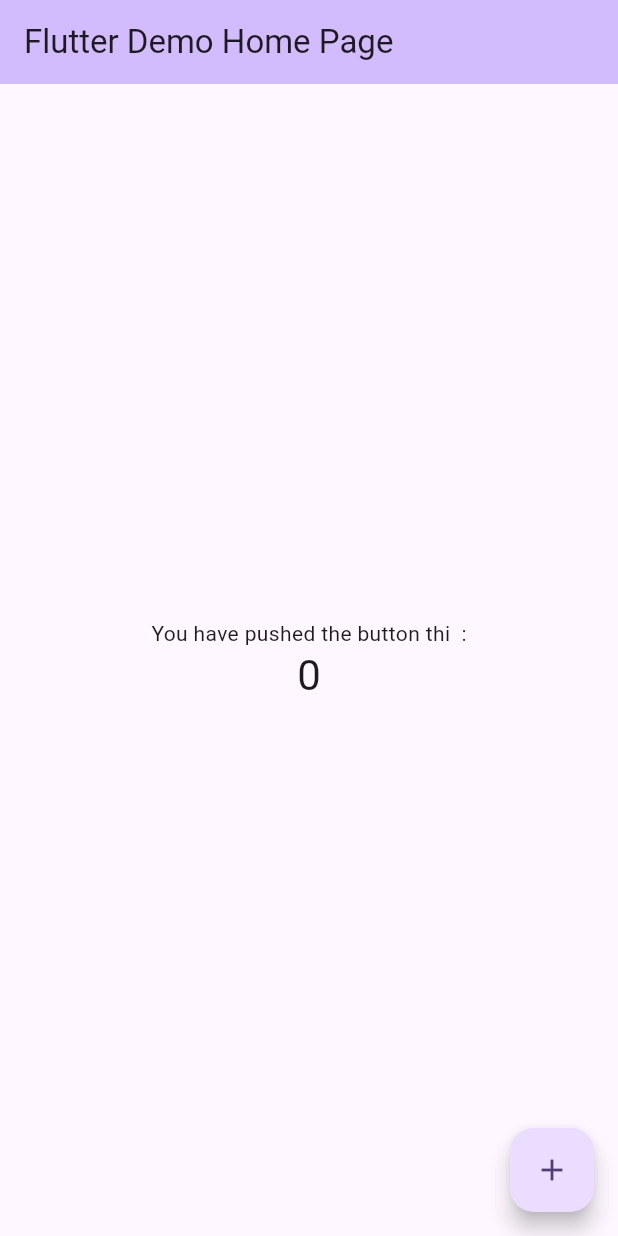
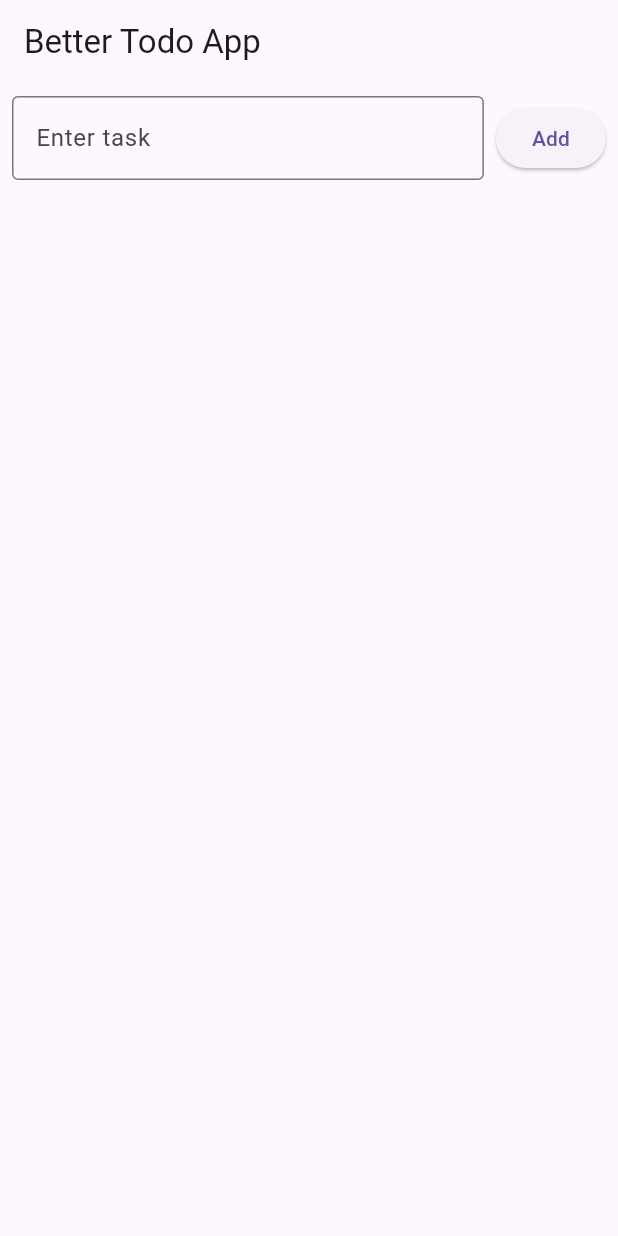
Before and after one commit to Sujan29k/First_Flutter, a Flutter app: the screen it shows after launch, on a phone screen of 412 x 824 dp. Run offline on Flutter 3.47's test engine with Material 3 defaults, Android fonts, the phone set to English and light mode, and no system bars; our stand-ins replace shared_preferences.

Commit message:
made the app todo

```diff
--- a/lib/main.dart
+++ b/lib/main.dart
@@ -1,122 +1,161 @@
 import 'package:flutter/material.dart';
+// ignore: depend_on_referenced_packages
+import 'package:shared_preferences/shared_preferences.dart';
+import 'dart:convert';
 
 void main() {
-  runApp(const MyApp());
+  runApp(const TodoApp());
 }
 
-class MyApp extends StatelessWidget {
-  const MyApp({super.key});
+// Model for Todo
+class Todo {
+  String title;
+  bool isDone;
 
-  // This widget is the root of your application.
+  Todo({required this.title, this.isDone = false});
+
+  // Convert Todo to Map for storage
+  Map<String, dynamic> toMap() {
+    return {'title': title, 'isDone': isDone};
+  }
+
+  // Convert Map back to Todo
+  factory Todo.fromMap(Map<String, dynamic> map) {
+    return Todo(title: map['title'], isDone: map['isDone']);
+  }
+}
+
+class TodoApp extends StatelessWidget {
+  const TodoApp({super.key});
+
   @override
   Widget build(BuildContext context) {
     return MaterialApp(
-      title: 'Flutter Demo',
-      theme: ThemeData(
-        // This is the theme of your application.
-        //
-        // TRY THIS: Try running your application with "flutter run". You'll see
-        // the application has a purple toolbar. Then, without quitting the app,
-        // try changing the seedColor in the colorScheme below to Colors.green
-        // and then invoke "hot reload" (save your changes or press the "hot
-        // reload" button in a Flutter-supported IDE, or press "r" if you used
-        // the command line to start the app).
-        //
-        // Notice that the counter didn't reset back to zero; the application
-        // state is not lost during the reload. To reset the state, use hot
-        // restart instead.
-        //
-        // This works for code too, not just values: Most code changes can be
-        // tested with just a hot reload.
-        colorScheme: ColorScheme.fromSeed(seedColor: Colors.deepPurple),
-      ),
-      home: const MyHomePage(title: 'Flutter Demo Home Page'),
+      title: 'Better Todo App',
+      theme: ThemeData(primarySwatch: Colors.blue),
+      home: const TodoHomePage(),
     );
   }
 }
 
-class MyHomePage extends StatefulWidget {
-  const MyHomePage({super.key, required this.title});
-
-  // This widget is the home page of your application. It is stateful, meaning
-  // that it has a State object (defined below) that contains fields that affect
-  // how it looks.
-
-  // This class is the configuration for the state. It holds the values (in this
-  // case the title) provided by the parent (in this case the App widget) and
-  // used by the build method of the State. Fields in a Widget subclass are
-  // always marked "final".
-
-  final String title;
+class TodoHomePage extends StatefulWidget {
+  const TodoHomePage({super.key});
 
   @override
-  State<MyHomePage> createState() => _MyHomePageState();
+  State<TodoHomePage> createState() => _TodoHomePageState();
 }
 
-class _MyHomePageState extends State<MyHomePage> {
-  int _counter = 0;
+class _TodoHomePageState extends State<TodoHomePage> {
+  final List<Todo> _todos = [];
+  final TextEditingController _controller = TextEditingController();
 
-  void _incrementCounter() {
+  @override
+  void initState() {
+    super.initState();
+    _loadTodos(); // Load saved tasks on start
+  }
+
+  // Load todos from SharedPreferences
+  Future<void> _loadTodos() async {
+    final prefs = await SharedPreferences.getInstance();
+    final String? todosString = prefs.getString('todos');
+    if (todosString != null) {
+      final List decoded = jsonDecode(todosString);
+      setState(() {
+        _todos.clear();
+        _todos.addAll(decoded.map((e) => Todo.fromMap(e)));
+      });
+    }
+  }
+
+  // Save todos to SharedPreferences
+  Future<void> _saveTodos() async {
+    final prefs = await SharedPreferences.getInstance();
+    final String encoded = jsonEncode(
+      _todos.map((todo) => todo.toMap()).toList(),
+    );
+    await prefs.setString('todos', encoded);
+  }
+
+  void _addTodo() {
+    if (_controller.text.isNotEmpty) {
+      setState(() {
+        _todos.add(Todo(title: _controller.text));
+        _controller.clear();
+        _saveTodos();
+      });
+    }
+  }
+
+  void _removeTodoAt(int index) {
     setState(() {
-      // This call to setState tells the Flutter framework that something has
-      // changed in this State, which causes it to rerun the build method below
-      // so that the display can reflect the updated values. If we changed
-      // _counter without calling setState(), then the build method would not be
-      // called again, and so nothing would appear to happen.
-      _counter++;
+      _todos.removeAt(index);
+      _saveTodos();
+    });
+  }
+
+  void _toggleTodoStatus(int index) {
+    setState(() {
+      _todos[index].isDone = !_todos[index].isDone;
+      _saveTodos();
     });
   }
 
   @override
   Widget build(BuildContext context) {
-    // This method is rerun every time setState is called, for instance as done
-    // by the _incrementCounter method above.
-    //
-    // The Flutter framework has been optimized to make rerunning build methods
-    // fast, so that you can just rebuild anything that needs updating rather
-    // than having to individually change instances of widgets.
     return Scaffold(
-      appBar: AppBar(
-        // TRY THIS: Try changing the color here to a specific color (to
-        // Colors.amber, perhaps?) and trigger a hot reload to see the AppBar
-        // change color while the other colors stay the same.
-        backgroundColor: Theme.of(context).colorScheme.inversePrimary,
-        // Here we take the value from the MyHomePage object that was created by
-        // the App.build method, and use it to set our appbar title.
-        title: Text(widget.title),
+      appBar: AppBar(title: const Text('Better Todo App')),
+      body: Column(
+        children: [
+          // Input Row
+          Padding(
+            padding: const EdgeInsets.all(8.0),
+            child: Row(
+              children: [
+                Expanded(
+                  child: TextField(
+                    controller: _controller,
+                    decoration: const InputDecoration(
+                      labelText: 'Enter task',
+                      border: OutlineInputBorder(),
+                    ),
+                  ),
+                ),
+                const SizedBox(width: 8),
+                ElevatedButton(onPressed: _addTodo, child: const Text('Add')),
+              ],
+            ),
+          ),
+          // Pending tasks
+          Expanded(
+            child: ListView.builder(
+              itemCount: _todos.length,
+              itemBuilder: (context, index) {
+                final todo = _todos[index];
+                return ListTile(
+                  leading: Checkbox(
+                    value: todo.isDone,
+                    onChanged: (_) => _toggleTodoStatus(index),
+                  ),
+                  title: Text(
+                    todo.title,
+                    style: TextStyle(
+                      decoration: todo.isDone
+                          ? TextDecoration.lineThrough
+                          : null,
+                      color: todo.isDone ? Colors.grey : Colors.black,
+                    ),
+                  ),
+                  trailing: IconButton(
+                    icon: const Icon(Icons.delete, color: Colors.red),
+                    onPressed: () => _removeTodoAt(index),
+                  ),
+                );
+              },
+            ),
+          ),
+        ],
       ),
-      body: Center(
-        // Center is a layout widget. It takes a single child and positions it
-        // in the middle of the parent.
-        child: Column(
-          // Column is also a layout widget. It takes a list of children and
-          // arranges them vertically. By default, it sizes itself to fit its
-          // children horizontally, and tries to be as tall as its parent.
-          //
-          // Column has various properties to control how it sizes itself and
-          // how it positions its children. Here we use mainAxisAlignment to
-          // center the children vertically; the main axis here is the vertical
-          // axis because Columns are vertical (the cross axis would be
-          // horizontal).
-          //
-          // TRY THIS: Invoke "debug painting" (choose the "Toggle Debug Paint"
-          // action in the IDE, or press "p" in the console), to see the
-          // wireframe for each widget.
-          mainAxisAlignment: MainAxisAlignment.center,
-          children: <Widget>[
-            const Text('You have pushed the button thi  :'),
-            Text(
-              '$_counter',
-              style: Theme.of(context).textTheme.headlineMedium,
-            ),
-          ],
-        ),
-      ),
-      floatingActionButton: FloatingActionButton(
-        onPressed: _incrementCounter,
-        tooltip: 'Increment',
-        child: const Icon(Icons.add),
-      ), // This trailing comma makes auto-formatting nicer for build methods.
     );
   }
 }
--- a/pubspec.yaml
+++ b/pubspec.yaml
@@ -34,6 +34,7 @@ dependencies:
   # The following adds the Cupertino Icons font to your application.
   # Use with the CupertinoIcons class for iOS style icons.
   cupertino_icons: ^1.0.8
+  shared_preferences: ^2.5.3
 
 dev_dependencies:
   flutter_test:
```
Also changed, not shown: pubspec.lock, 8 other files.
